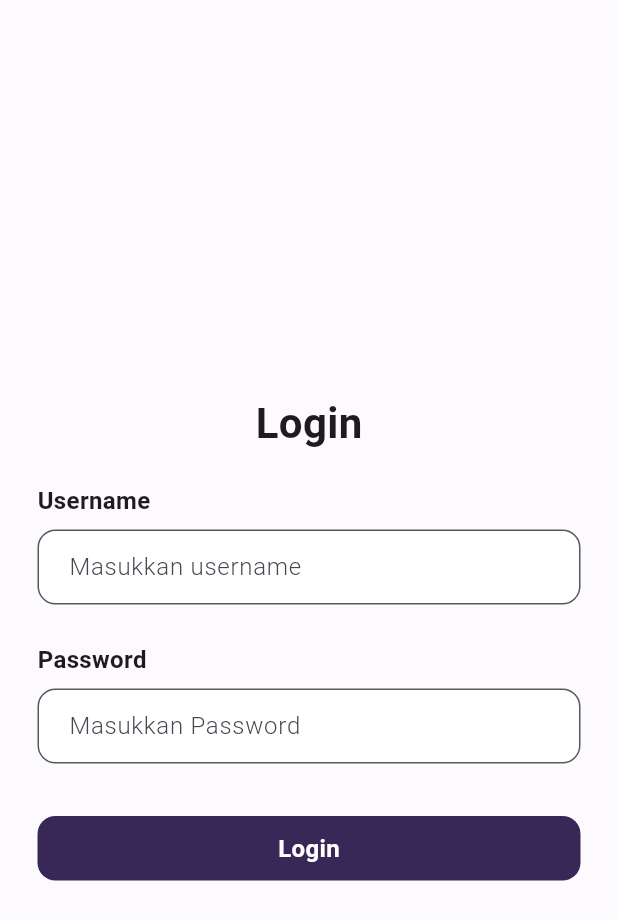
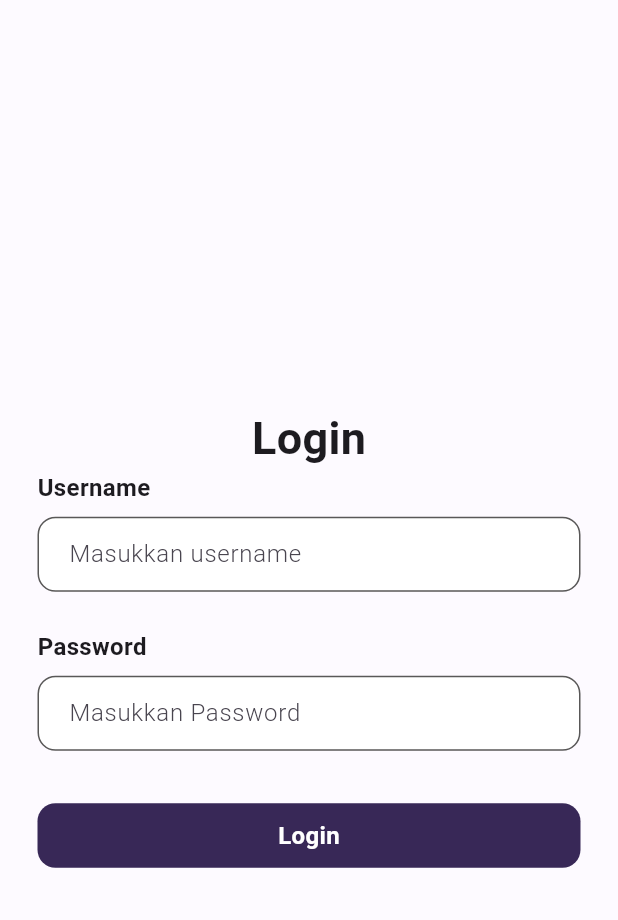
Before and after one commit to Cinthya-123/aplikasi-login, a Flutter app: the screen it shows after launch, on a phone screen of 412 x 824 dp. Shown: the top 920 px of the screen. Run offline on Flutter 3.47's test engine with Material 3 defaults, Android fonts, the phone set to English and light mode, and no system bars; our stand-ins replace get.

Commit message:
Memperbaiki gambar dan memperbarui file lainnya

```diff
--- a/lib/main.dart
+++ b/lib/main.dart
@@ -46,7 +46,6 @@ class HalamanLogin extends StatelessWidget {
     return Scaffold(
       backgroundColor: Color.fromARGB(255, 253, 250, 255),
       body: SafeArea(
-        // child: Center(
         child: Column(
           mainAxisAlignment: MainAxisAlignment.center,
           children: [
@@ -54,11 +53,10 @@ class HalamanLogin extends StatelessWidget {
             Text(
               "Login",
               style: TextStyle(
-                fontSize: 28,
+                fontSize: 30,
                 fontWeight: FontWeight.bold,
               ),
             ),
-            SizedBox(height: 20),
             Padding(
               padding: const EdgeInsets.symmetric(horizontal: 25.0),
               child: Column(
@@ -100,17 +98,14 @@ class HalamanLogin extends StatelessWidget {
             Padding(
               padding: const EdgeInsets.all(25.0),
               child: Column(
-                crossAxisAlignment:
-                    CrossAxisAlignment.start, // Align children to the start
+                crossAxisAlignment: CrossAxisAlignment.start,
                 children: [
                   Text(
                     "Password",
                     style: TextStyle(fontSize: 16, fontWeight: FontWeight.bold),
                     textAlign: TextAlign.left,
                   ),
-                  SizedBox(
-                      height:
-                          8), // Add some space between the label and the TextField
+                  SizedBox(height: 8),
                   Container(
                     decoration: BoxDecoration(
                       color: const Color.fromARGB(255, 255, 255, 255),
@@ -131,7 +126,7 @@ class HalamanLogin extends StatelessWidget {
                           color: const Color.fromARGB(255, 37, 37, 37),
                         ),
                         onChanged: (value) {
-                          password.value = value; // Update password
+                          password.value = value;
                         },
                       ),
                     ),
@@ -143,7 +138,7 @@ class HalamanLogin extends StatelessWidget {
             Padding(
               padding: const EdgeInsets.symmetric(horizontal: 25.0),
               child: Obx(() => GestureDetector(
-                    onTap: isLoading.value ? null : login, // Call login
+                    onTap: isLoading.value ? null : login,
                     child: Container(
                       padding: EdgeInsets.symmetric(vertical: 10.0),
                       decoration: BoxDecoration(
--- a/pubspec.yaml
+++ b/pubspec.yaml
@@ -64,6 +64,7 @@ flutter:
   #   - images/a_dot_ham.jpeg
   assets:
     - assets/images/samantha.jpg
+    - assets/images/bg2.png
 
   # An image asset can refer to one or more resolution-specific "variants", see
   # https://flutter.dev/assets-and-images/#resolution-aware
```
Also changed, not shown: lib/dashboardprofile.dart (+14 -5 lines), assets/images/bg2.png (added), assets/images/login_1.jpg (deleted).
